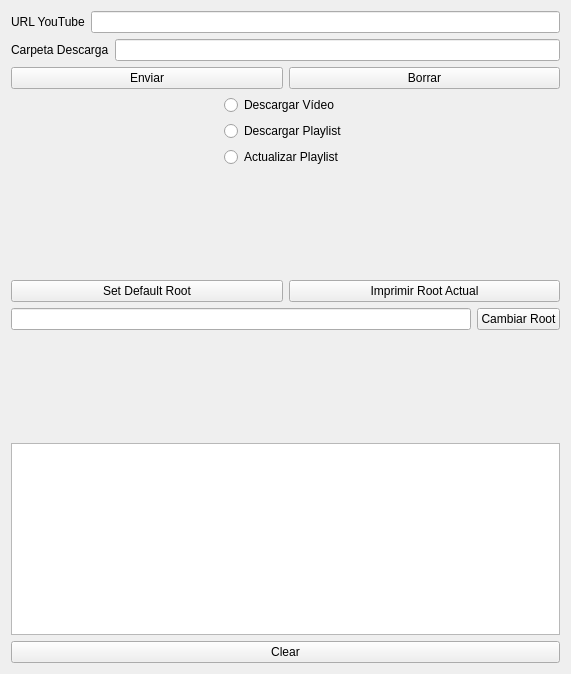
The window that interface.ui (Bejmo/yt_downloader) describes before a commit, drawn with Qt 5.
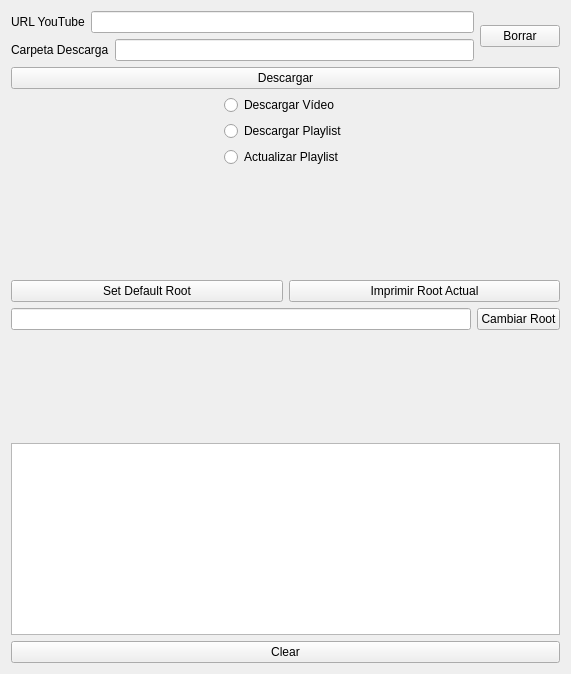
The same window after the commit.

Commit message: Modificación interfaz y de nombres diversos (root)

What changed in the file:
```diff
--- a/interface.ui
+++ b/interface.ui
@@ -13,6 +13,10 @@
   <property name="windowTitle">
    <string>Form</string>
   </property>
+  <layout class="QVBoxLayout" name="verticalLayout_3">
+   <item>
+    <layout class="QHBoxLayout" name="horizontalLayout_7">
+     <item>
   <layout class="QVBoxLayout" name="verticalLayout">
    <item>
     <layout class="QHBoxLayout" name="horizontalLayout_5">
@@ -42,14 +46,7 @@
      </item>
     </layout>
    </item>
-   <item>
-    <layout class="QHBoxLayout" name="horizontalLayout">
-     <item>
-      <widget class="QPushButton" name="enviar_button">
-       <property name="text">
-        <string>Enviar</string>
-       </property>
-      </widget>
+      </layout>
      </item>
      <item>
       <widget class="QPushButton" name="borrar_button">
@@ -60,6 +57,17 @@
      </item>
     </layout>
    </item>
+   <item>
+    <layout class="QHBoxLayout" name="horizontalLayout">
+     <item>
+      <widget class="QPushButton" name="descargar_button">
+       <property name="text">
+        <string>Descargar</string>
+       </property>
+      </widget>
+     </item>
+    </layout>
+   </item>
    <item>
     <layout class="QHBoxLayout" name="horizontalLayout_4">
      <item>
```
Left out of the diff: 40 changed lines with no effect on the pictures. Lines whose indentation alone changed are shown as unchanged. The commit also changes 7 other files.
